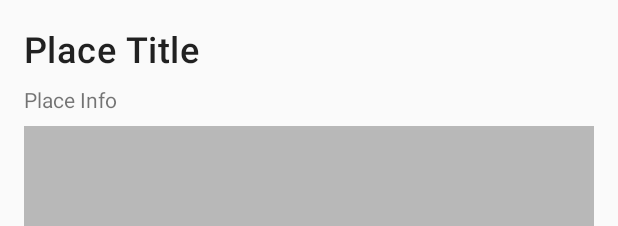
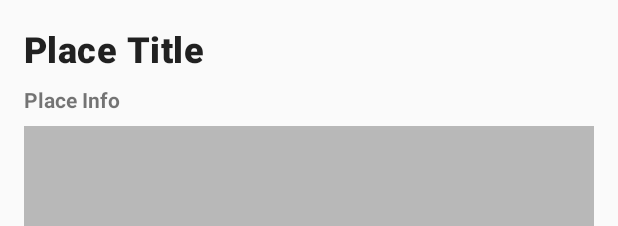
Before and after one commit to ZHLOW/sc2006-project, an Android app: the layout place_information_dialog.xml on its own in the app's theme, with its tools: preview values and no code run, on a phone screen of 412 x 824 dp. Shown: the top 226 px of the screen. Run offline under Robolectric (Android 15) with nearby library versions, the phone set to English and light mode, and no system bars.

Commit message:
Small changes to font

```diff
--- a/app/src/main/res/layout/place_information_dialog.xml
+++ b/app/src/main/res/layout/place_information_dialog.xml
@@ -13,14 +13,16 @@
         android:layout_height="wrap_content"
         android:text="Place Title"
         android:textAppearance="?attr/textAppearanceHeadline6"
-        android:textSize="24sp" />
+        android:textSize="24sp"
+        android:textStyle="bold"/>
 
     <TextView
         android:id="@+id/place_info"
         android:layout_width="wrap_content"
         android:layout_height="wrap_content"
         android:layout_marginTop="8dp"
-        android:text="Place Info" />
+        android:text="Place Info"
+        android:textStyle="bold"/>
 
     <ImageView
         android:id="@+id/place_image"
```
